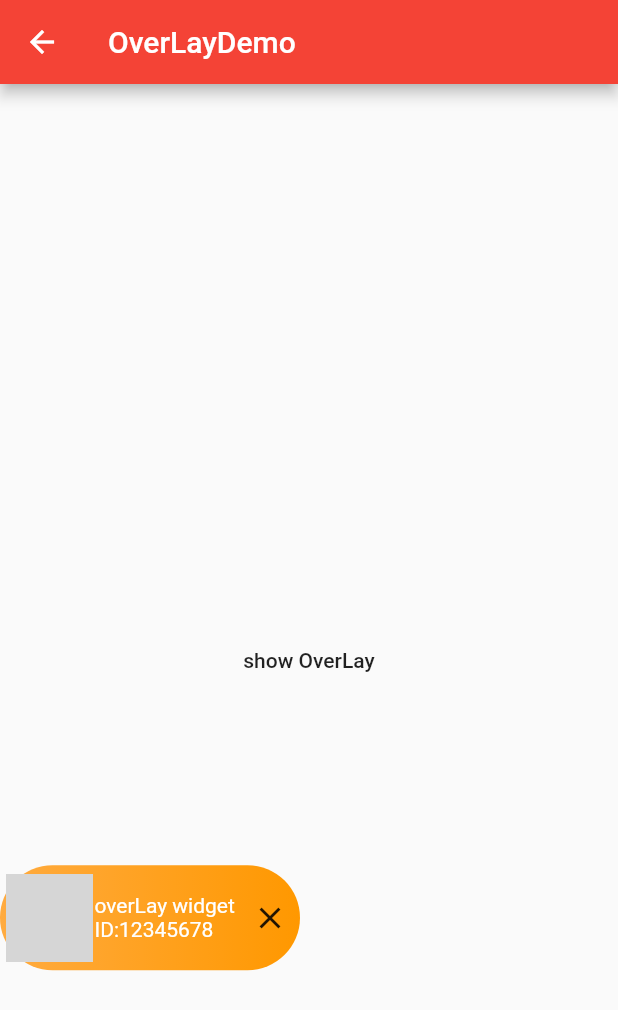
After one commit to DIVINER-onlys/flutterBlog, a Flutter app: the OverLayDemo screen opened directly, after a tap on "show OverLay", on a phone screen of 412 x 824 dp. The commit adds this screen. Shown: the top 1010 px of the screen. Run offline on Flutter 3.47's test engine with Material 2 defaults, Android fonts, the phone set to English and light mode, and no system bars; our stand-ins replace flutter_screenutil; network calls fail; grey boxes are pictures that could not be loaded.

Commit message:
feat: Flutter 实战系列: 实现顶级视图可拖动悬浮窗 #2

```diff
--- /dev/null
+++ b/lib/component/overlay/ZnovOverLay.dart
@@ -0,0 +1,87 @@
+import 'package:flutter/material.dart';
+
+class ZnovOverLay {
+  static OverlayEntry _holder;
+
+  static Widget view;
+
+  static void remove() {
+    if (_holder != null) {
+      _holder.remove();
+      _holder = null;
+    }
+  }
+
+  static void show({@required BuildContext context, @required Widget view}) {
+    ZnovOverLay.view = view;
+
+    remove();
+    //创建一个OverlayEntry对象
+    OverlayEntry overlayEntry = new OverlayEntry(builder: (context) {
+      return new Positioned(
+          top: MediaQuery.of(context).size.height * 0.7,
+          child: _buildDraggable(context));
+    });
+
+    //往Overlay中插入插入OverlayEntry
+    Overlay.of(context).insert(overlayEntry);
+
+    _holder = overlayEntry;
+  }
+
+  // 创建可拖动组件
+  static _buildDraggable(context) {
+    return new Draggable(
+      child: view,
+      feedback: view,
+      onDragEnd: (detail) {
+        print('onDragEnd:${detail.offset}');
+        createDragTarget(offset: detail.offset, context: context);
+      },
+      childWhenDragging: Container(),
+      ignoringFeedbackSemantics: false,
+    );
+  }
+
+  static void refresh() {
+    _holder.markNeedsBuild();
+  }
+
+  // 拖动结束，移除原本的Overlay创建一个新的Overlay
+  static void createDragTarget({Offset offset, BuildContext context}) {
+    if (_holder != null) {
+      _holder.remove();
+    }
+
+    _holder = new OverlayEntry(builder: (context) {
+      bool isLeft = true;
+      if (offset.dx + 100 > MediaQuery.of(context).size.width / 2) {
+        isLeft = false;
+      }
+
+      double maxY = MediaQuery.of(context).size.height - 100;
+
+      return new Positioned(
+          top: offset.dy < 50 ? 50 : offset.dy < maxY ? offset.dy : maxY,
+          left: isLeft ? 0 : null,
+          right: isLeft ? null : 0,
+          child: DragTarget(
+            onWillAccept: (data) {
+              print('onWillAccept: $data');
+              return true;
+            },
+            onAccept: (data) {
+              print('onAccept: $data');
+              // refresh();
+            },
+            onLeave: (data) {
+              print('onLeave');
+            },
+            builder: (BuildContext context, List incoming, List rejected) {
+              return _buildDraggable(context);
+            },
+          ));
+    });
+    Overlay.of(context).insert(_holder);
+  }
+}
--- /dev/null
+++ b/lib/view/Demo/views/OverLayDemo/MiniRoomWidget.dart
@@ -0,0 +1,140 @@
+import 'package:flutter/material.dart';
+import 'package:flutter/widgets.dart';
+
+import './RotateCover.dart';
+import 'package:flutter_blog/component/overlay/ZnovOverLay.dart'
+    show ZnovOverLay;
+
+class MiniRoomFloatingWidget extends StatefulWidget {
+  final num channelId;
+  final String title;
+  final String bid;
+  final String imgUrl;
+  final VoidCallback onClose;
+
+  const MiniRoomFloatingWidget({
+    Key key,
+    this.title,
+    this.bid,
+    this.onClose,
+    this.channelId,
+    this.imgUrl,
+  }) : super(key: key);
+  @override
+  _MiniRoomFloatingWidgetState createState() => _MiniRoomFloatingWidgetState();
+}
+
+class _MiniRoomFloatingWidgetState extends State<MiniRoomFloatingWidget>
+    with TickerProviderStateMixin {
+  AnimationController controller_record;
+  Animation<double> animation_record;
+  final _commonTween = new Tween<double>(begin: 0.0, end: 1.0);
+  static const height = 70.0;
+
+  @override
+  void initState() {
+    super.initState();
+    print('did initState');
+    controller_record = new AnimationController(
+        duration: const Duration(milliseconds: 5000), vsync: this);
+    animation_record =
+        new CurvedAnimation(parent: controller_record, curve: Curves.linear);
+
+    animation_record.addStatusListener((status) {
+      if (status == AnimationStatus.completed) {
+        controller_record.repeat();
+      } else if (status == AnimationStatus.dismissed) {
+        controller_record.forward();
+      }
+    });
+
+    controller_record.forward();
+  }
+
+  @override
+  void dispose() {
+    print('did dispose');
+    controller_record.dispose();
+    super.dispose();
+  }
+
+  @override
+  Widget build(BuildContext context) {
+    return Material(
+      color: Colors.transparent,
+      child: GestureDetector(
+        onTap: () {
+          // NavUtil.jumpIntoRoom(channelID: widget.channelId);
+          ZnovOverLay.remove();
+        },
+        child: Container(
+          decoration: BoxDecoration(
+            gradient: LinearGradient(
+                begin: Alignment.centerLeft,
+                end: Alignment.centerRight,
+                colors: <Color>[
+                  Colors.orangeAccent,
+                  Colors.orange
+                  // UITheme.lOrange,
+                  // UITheme.orange,
+                ]),
+            // color: Colors.red,
+            borderRadius: BorderRadius.all(Radius.circular(height / 2)),
+          ),
+          width: 200,
+          height: height,
+          child: Center(
+            child: Row(
+              children: <Widget>[
+                Padding(
+                  padding: const EdgeInsets.only(left: 8.0),
+                  child: Container(
+                    child: RotateRecord(
+                      animation: _commonTween.animate(controller_record),
+                      imgUrl: widget.imgUrl,
+                    ),
+                  ),
+                ),
+                Expanded(
+                  child: Padding(
+                    padding: const EdgeInsets.only(left: 5.0),
+                    child: Column(
+                      mainAxisAlignment: MainAxisAlignment.center,
+                      crossAxisAlignment: CrossAxisAlignment.start,
+                      children: <Widget>[
+                        Container(
+                            child: Text(
+                          widget.title,
+                          maxLines: 1,
+                          overflow: TextOverflow.ellipsis,
+                          style: TextStyle(color: Colors.white),
+                        )),
+                        Text(
+                          'ID:${widget.bid}',
+                          style: TextStyle(color: Colors.white),
+                        ),
+                      ],
+                    ),
+                  ),
+                ),
+                Container(
+                  margin: EdgeInsets.symmetric(horizontal: 8),
+                  // decoration: BoxDecoration(
+                  //     borderRadius: BorderRadius.all(Radius.circular(24)),
+                  //     border: Border.all(width: 0.5, color: Colors.black)),
+                  child: GestureDetector(
+                      child: Icon(Icons.close),
+                      onTap: () {
+                        ZnovOverLay.remove();
+                        // Store.value<ChannelLogic>().leaveChannel();
+                        // Store.value<ChannelLogic>().setMiniMode(false);
+                      }),
+                )
+              ],
+            ),
+          ),
+        ),
+      ),
+    );
+  }
+}
--- /dev/null
+++ b/lib/view/Demo/views/OverLayDemo/OverLayDemo.dart
@@ -0,0 +1,34 @@
+import 'package:flutter/material.dart';
+
+import 'package:flutter_blog/component/overlay/ZnovOverLay.dart'
+    show ZnovOverLay;
+import './MiniRoomWidget.dart' show MiniRoomFloatingWidget;
+
+class OverLayDemo extends StatelessWidget {
+  @override
+  Widget build(BuildContext context) {
+    return Scaffold(
+      appBar: AppBar(
+        title: Text('OverLayDemo'),
+      ),
+      body: Center(
+        child: FlatButton(
+          onPressed: () {
+            ZnovOverLay.show(
+              context: context,
+              view: MiniRoomFloatingWidget(
+                key: GlobalKey(),
+                title: 'overLay widget',
+                bid: '12345678',
+                imgUrl:
+                    'https://desk-fd.zol-img.com.cn/t_s960x600c5/g5/M00/09/02/ChMkJlah6XmIYC1_AA_mAyQe9GEAAHjsgMqgakAD-Yb054.jpg',
+              ),
+            );
+            // ZnovOverLay.show(context: context, view: Text('data'));
+          },
+          child: Text('show OverLay'),
+        ),
+      ),
+    );
+  }
+}
--- /dev/null
+++ b/lib/view/Demo/views/OverLayDemo/RotateCover.dart
@@ -0,0 +1,117 @@
+import 'package:flutter/animation.dart';
+import 'package:flutter/material.dart';
+
+import './MiniRoomWidget.dart';
+import 'package:flutter_blog/component/overlay/ZnovOverLay.dart' show ZnovOverLay;
+
+class RotateRecord extends AnimatedWidget {
+  final String imgUrl;
+  RotateRecord({this.imgUrl, Key key, Animation<double> animation})
+      : super(key: key, listenable: animation);
+
+  Widget build(BuildContext context) {
+    final Animation<double> animation = listenable;
+    return new Container(
+      margin: new EdgeInsets.symmetric(vertical: 10.0),
+      height: 50.0,
+      width: 50.0,
+      child: new RotationTransition(
+          turns: animation,
+          child: new Container(
+            decoration: BoxDecoration(
+              shape: BoxShape.circle,
+              image: DecorationImage(
+                image: NetworkImage(imgUrl),
+              ),
+            ),
+          )),
+    );
+  }
+}
+
+///////////////////////////////////////////////////////////////////////////
+class TestAnimDemo extends StatefulWidget {
+  @override
+  State<StatefulWidget> createState() {
+    return _TestAnimDemoState();
+  }
+}
+
+class _TestAnimDemoState extends State<TestAnimDemo>
+    with TickerProviderStateMixin {
+  AnimationController controller_record;
+  Animation<double> animation_record;
+  final _commonTween = new Tween<double>(begin: 0.0, end: 1.0);
+  @override
+  void initState() {
+    super.initState();
+    controller_record = new AnimationController(
+        duration: const Duration(milliseconds: 5000), vsync: this);
+    animation_record =
+        new CurvedAnimation(parent: controller_record, curve: Curves.linear);
+
+    animation_record.addStatusListener((status) {
+      if (status == AnimationStatus.completed) {
+        controller_record.repeat();
+      } else if (status == AnimationStatus.dismissed) {
+        controller_record.forward();
+      }
+    });
+  }
+
+  @override
+  Widget build(BuildContext context) {
+    print('rotate build');
+    return Scaffold(
+      appBar: AppBar(
+        title: Text('Rotate'),
+      ),
+      body: Container(
+        color: Colors.blue,
+        child: Center(
+          child: Container(
+              child: Column(
+            children: <Widget>[
+              RotateRecord(
+                animation: _commonTween.animate(controller_record),
+              ),
+              MiniRoomFloatingWidget(
+                  title: '我是房间标题',
+                  bid: '12345',
+                  onClose: () {
+                    ZnovOverLay.remove();
+                  }),
+              FlatButton(
+                child: Text('干！'),
+                onPressed: () {
+                  controller_record.forward();
+                },
+              ),
+              // MiniRoomFloatingWidget(title: '我是房我是房我是房卧槽', bid: '123456',)
+              FlatButton(
+                child: Text('干！'),
+                onPressed: () {
+                  ZnovOverLay.show(
+                      context: context,
+                      view: MiniRoomFloatingWidget(
+                        title: '我是房间标题',
+                        bid: '12345',
+                        onClose: () {
+                          ZnovOverLay.remove();
+                        },
+                      ));
+                },
+              ),
+            ],
+          )),
+        ),
+      ),
+    );
+  }
+
+  @override
+  void dispose() {
+    controller_record.dispose();
+    super.dispose();
+  }
+}
```
Also changed, not shown: lib/view/Demo/Demo.dart (+21 -6 lines), 13 other files.
